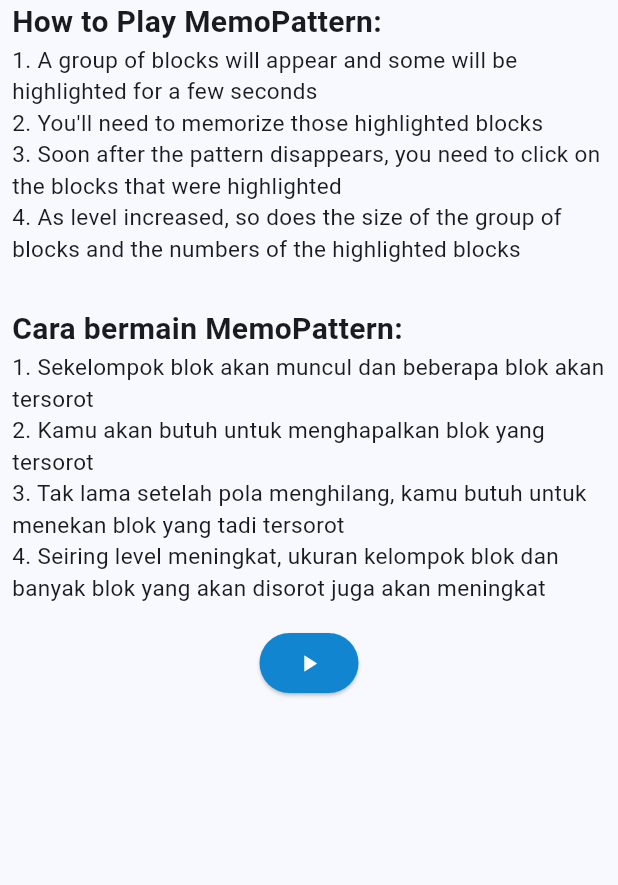
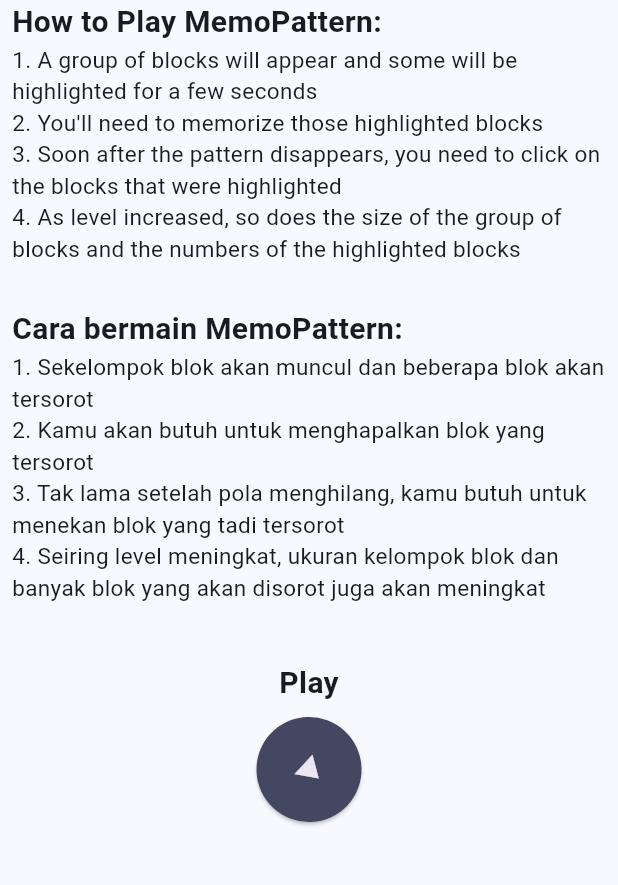
Before and after one commit to raransyw/projectutsET, a Flutter app: the MyHomePage screen opened directly, on a phone screen of 412 x 824 dp, the part 84-969 px from its top. Run offline on Flutter 3.47's test engine with Material 3 defaults, Android fonts, the phone set to English and light mode, and no system bars; our stand-ins replace shared_preferences; accounts and stored records are empty; Roboto replaces fonts that are missing (Georgia).

Commit message:
Another Layout modified

```diff
--- a/lib/main.dart
+++ b/lib/main.dart
@@ -154,9 +154,10 @@
             UserAccountsDrawerHeader(
                 accountName: Text(_username),
                 accountEmail: Text("$_username@gmail.com"),
-                currentAccountPicture: const CircleAvatar(
-                    backgroundImage:
-                        NetworkImage("https://i.pravatar.cc/150"))),
+                decoration: const BoxDecoration(
+                  image: DecorationImage(image: AssetImage("../assets/images/Gif2.gif"), fit: BoxFit.cover,),
+                ),
+                ),
             ListTile(
                 title: const Text("Leaderboard "),
                 leading: const Icon(Icons.emoji_events),
--- a/lib/screen/home.dart
+++ b/lib/screen/home.dart
@@ -1,5 +1,6 @@
 import 'package:flutter/material.dart';
 import 'package:projectuts/screen/game.dart';
+import 'dart:math' as math;
 
 class Home extends StatelessWidget {
   const Home({super.key});
@@ -38,23 +39,37 @@
             style: TextStyle(fontSize: 15),
           )),
           Container(
-          margin: const EdgeInsets.all(16.0),
+          margin: const EdgeInsets.fromLTRB(0, 10, 0, 0),
           alignment: Alignment.center,
+          child: const Text(
+            "\nPlay",
+            style: TextStyle(fontSize: 20, fontWeight: FontWeight.bold),
+          )),
+          Container(
+            margin: const EdgeInsets.fromLTRB(0, 8, 0, 0),
+            alignment: Alignment.center,
+            child: TweenAnimationBuilder(
+                    duration: const Duration(seconds: 40),
+                    tween: Tween<double>(begin: 0, end: 5 * math.pi),
+                    builder: (_, double angle, __) {
+                    return Transform.rotate(
+                      angle: angle,
                       child: ElevatedButton(
                         onPressed: () {
                           Navigator.push(
                             context,
                             MaterialPageRoute(builder: (context) => const Game()),
-              );
-            },
+                          );},
                       style: ElevatedButton.styleFrom(
-              shape: RoundedRectangleBorder(
-                borderRadius: BorderRadius.circular(50.0),),
-              backgroundColor: const Color.fromARGB(255, 18, 133, 209),
-              foregroundColor: const Color.fromARGB(255, 255, 255, 255),
+                        shape: const CircleBorder(),
+                        padding: const EdgeInsets.all(20),
+                        backgroundColor: const Color.fromARGB(255, 68, 71, 97),
+                        foregroundColor: const Color.fromARGB(255, 235, 232, 243),
                       ),
-            child: const Icon(Icons.play_arrow),
-          )),
+                      child: const Icon(Icons.play_arrow, size: 30.0,),),
+                    );},
+                  ),
+            ),
       ]),
     ));
   }
--- a/pubspec.yaml
+++ b/pubspec.yaml
@@ -65,6 +65,9 @@
     - assets/images/R1F.png
     - assets/images/R2F.png
     - assets/images/R3F.png
+    - assets/images/Sunset.jpg
+    - assets/images/Gif2.gif
+
   #   - images/a_dot_burr.jpeg
   #   - images/a_dot_ham.jpeg
 
```
Also changed, not shown: assets/images/Gif2.gif (added), assets/images/Sunset.jpg (added). Lines whose indentation alone changed are shown as unchanged.
